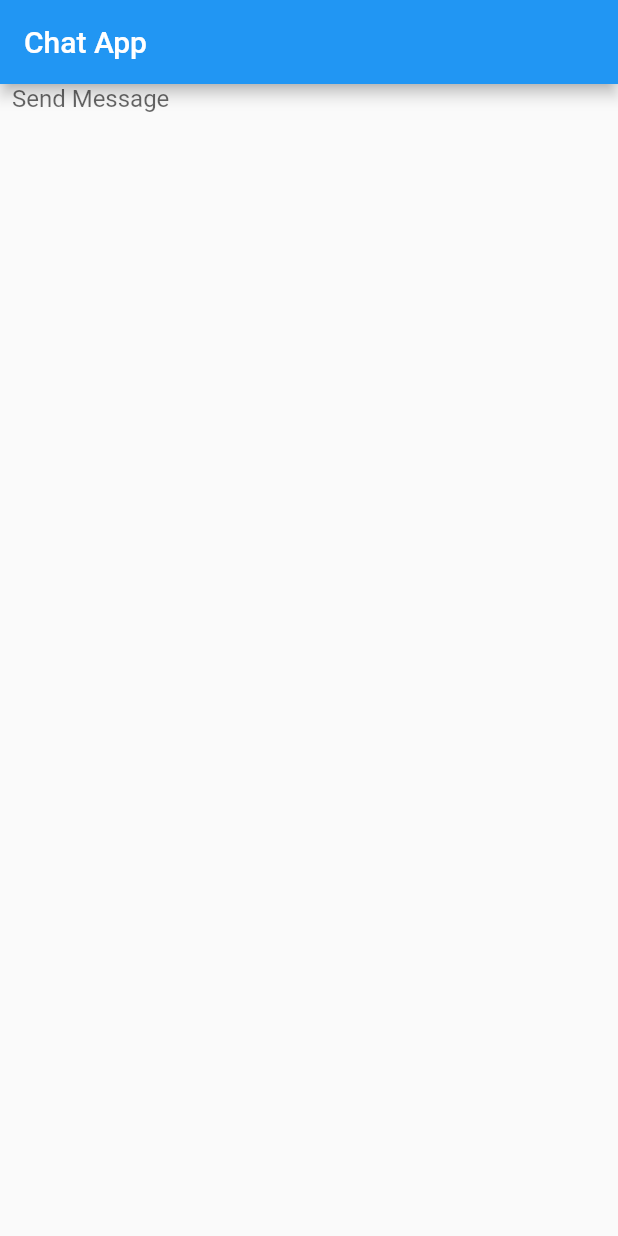
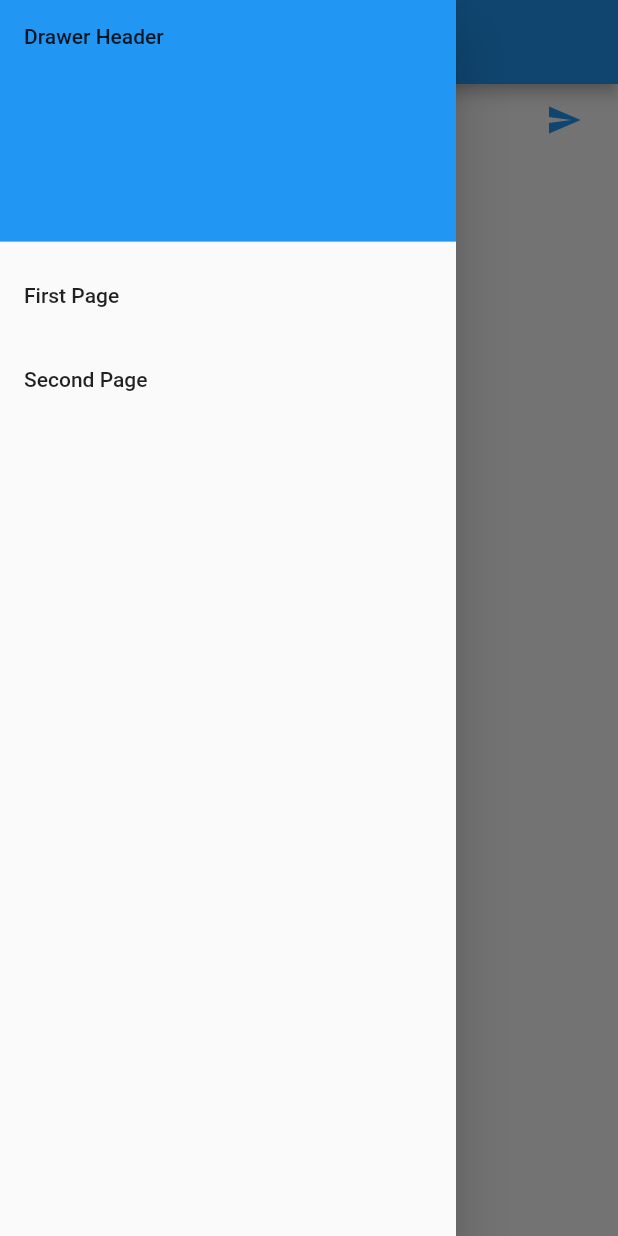
Before and after one commit to PrabhaniN/Flutter_Demo, a Flutter app: the screen it shows after launch, with the side drawer open (before the commit the screen has no drawer), on a phone screen of 412 x 824 dp. Run offline on Flutter 3.47's test engine with Material 2 defaults, Android fonts, the phone set to English and light mode, and no system bars.

Commit message:
Added the send botton

```diff
--- a/demo_app/lib/main.dart
+++ b/demo_app/lib/main.dart
@@ -15,17 +15,50 @@ class ChatScreen extends StatefulWidget{
 class ChatScreenState extends State<ChatScreen>{
   final TextEditingController _textEditingController = new TextEditingController();
   @override
-  Widget build(BuildContext){
+  Widget build(BuildContext context){
     return Scaffold(
       appBar: AppBar(
         title: Text("Chat App"),
       ),
       body: _buildTextComposer(),
+      drawer: Drawer(
+        child: ListView(
+          padding: EdgeInsets.zero,
+          children: <Widget>[
+            DrawerHeader(
+              child: Text("Drawer Header"),
+              decoration: BoxDecoration(
+                color: Colors.blue
+              ),
+            ),
+            ListTile(
+              title: Text("First Page"),
+              onTap: (){
+                Navigator.pop(context);
+              },
+            ),
+            ListTile(
+              title: Text("Second Page"),
+              onTap: (){
+                Navigator.push(
+                  context,
+                  MaterialPageRoute(builder: (context) => SecondRoute()),
+                );
+              },
+            )
+          ],
+    ),
+  ),
     );
   }
   Widget _buildTextComposer(){
-    return Container(
+    return IconTheme(
+      data: new IconThemeData(color: Theme.of(context).accentColor),
+      child: new Container(
         margin: const EdgeInsets.symmetric(horizontal: 8.0),
+        child: Row(
+          children: <Widget>[
+            Flexible(
               child: TextField(
                 controller: _textEditingController,
                 onSubmitted: _handleSubmitted,
@@ -33,6 +66,17 @@ class ChatScreenState extends State<ChatScreen>{
                   hintText: "Send Message"
                 ),
               ),
+            ),
+            new Container(
+              margin: new EdgeInsets.symmetric(horizontal: 4.0),
+              child: new IconButton(
+                icon: new Icon(Icons.send),
+                onPressed: () => _handleSubmitted(_textEditingController.text),
+              ),
+            ),
+          ],
+        ),
+      )
     );
   }
   void _handleSubmitted(String text){
@@ -55,60 +99,32 @@ class ChatScreenState extends State<ChatScreen>{
             // }
         // ),
       // ),
-      // drawer: Drawer(
-        // child: ListView(
-          // padding: EdgeInsets.zero,
-          // children: <Widget>[
-            // DrawerHeader(
-              // child: Text("Drawer Header"),
-              // decoration: BoxDecoration(
-                // color: Colors.blue
-              // ),
-            // ),
-            // ListTile(
-              // title: Text("First Page"),
-              // onTap: (){
-                // Navigator.pop(context);
-              // },
-            // ),
-            // ListTile(
-              // title: Text("Second Page"),
-              // onTap: (){
-                // Navigator.push(
-                  // context,
-                  // MaterialPageRoute(builder: (context) => SecondRoute()),
-                // );
-              // },
-            // )
-          // ],
-        // ),
-      // ),
     // );
   // }
 // }
 
-// class SecondRoute extends StatelessWidget{
-  // @override
-  // Widget build(BuildContext context) {
-    // return Scaffold(
-      // appBar: AppBar(
-        // title: Text('Second Page'),
-      // ),
-      // body: Column(
-        // children: <Widget>[
-          // Image(
-            // image: AssetImage('Images/flutter.jpeg'),
-            // width: 600.0,
-            // height: 350.0,
-          // ),
-          // RaisedButton(
-            // child: Text('Go Back'),
-            // onPressed: (){
-              // Navigator.pop(context);
-            // },
-          // ),
-        // ],
-      // ),
-    // );
-  // }
-// }
+class SecondRoute extends StatelessWidget{
+  @override
+  Widget build(BuildContext context) {
+    return Scaffold(
+      appBar: AppBar(
+        title: Text('Second Page'),
+      ),
+      body: Column(
+        children: <Widget>[
+          Image(
+            image: AssetImage('Images/flutter.jpeg'),
+            width: 600.0,
+            height: 350.0,
+          ),
+          RaisedButton(
+            child: Text('Go Back'),
+            onPressed: (){
+              Navigator.pop(context);
+            },
+          ),
+        ],
+      ),
+    );
+  }
+}
```
Lines whose indentation alone changed are shown as unchanged.
